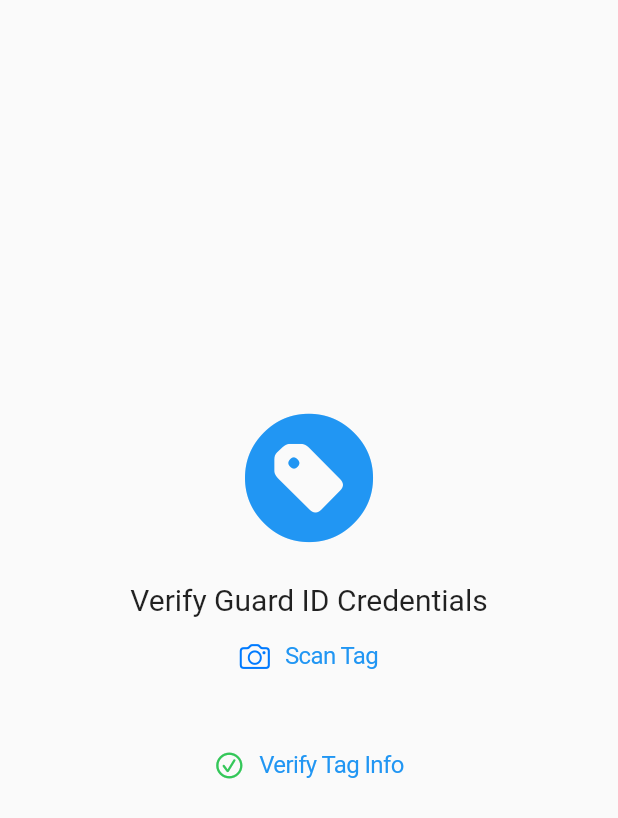
After one commit to vernonthedev/guard-tour-mobileapp, a Flutter app: the verify_guardTag screen opened directly, on a phone screen of 412 x 824 dp. The commit adds this screen. Shown: the top 818 px of the screen. Run offline on Flutter 3.47's test engine with Material 2 defaults, Android fonts, the phone set to English and light mode, and no system bars.

Commit message:
Bettered the verification id screen design

```diff
--- a/lib/screens/login.dart
+++ b/lib/screens/login.dart
@@ -1,5 +1,5 @@
 import 'package:flutter/material.dart';
-import 'verifyGuard.dart';
+import 'verify_guard.dart';
 import 'package:flutter/cupertino.dart';
 
 class LoginPage extends StatefulWidget {
@@ -81,7 +81,7 @@ class _LoginPageState extends State<LoginPage> {
                 final password = _password.text;
                 debugPrint("Site Id is: $siteID and Password is $password");
                 Navigator.of(context).push(
-                    MaterialPageRoute(builder: (context) => VerifyGuardTag()));
+                    MaterialPageRoute(builder: (context) => verify_guardTag()));
               },
               color: CupertinoColors.activeBlue,
               child: const Text("Login"), // Change button color if needed
--- /dev/null
+++ b/lib/screens/verify_guard.dart
@@ -0,0 +1,133 @@
+import 'package:codezilla/screens/home.dart';
+import 'package:flutter/material.dart';
+import 'package:flutter/cupertino.dart';
+
+import '../widgets/input_dialog.dart';
+
+class verify_guardTag extends StatefulWidget {
+  const verify_guardTag({super.key});
+
+  @override
+  _verify_guardTagState createState() => _verify_guardTagState();
+}
+
+// ignore: camel_case_types
+class _verify_guardTagState extends State<verify_guardTag> {
+  String? userInput;
+
+  _showInputDialog(BuildContext context) async {
+    final result = await showInputDialog(context);
+    setState(() {
+      userInput = result;
+    });
+  }
+
+  _navigateToDisplayHomeScreen(BuildContext context) {
+    if (userInput != null) {
+      Navigator.of(context).pushReplacement(
+        MaterialPageRoute(
+          builder: (context) {
+            return HomePage(userInput: userInput!);
+          },
+        ),
+      );
+    }
+  }
+
+  @override
+  Widget build(BuildContext context) {
+    return Scaffold(
+      body: Center(
+        child: Column(
+          mainAxisAlignment: MainAxisAlignment.center,
+          children: <Widget>[
+            const Icon(
+              CupertinoIcons.tag_circle_fill,
+              size: 100,
+              color: Colors.blue,
+            ),
+            const SizedBox(height: 20),
+            const Text(
+              'Verify Guard ID Credentials',
+              style: TextStyle(fontSize: 20),
+            ),
+            const SizedBox(
+              width: 20,
+            ),
+            CupertinoButton(
+              onPressed: () {
+                _showInputDialog(context);
+              },
+              child: Row(
+                mainAxisSize: MainAxisSize.min,
+                children: const [
+                  Icon(
+                    CupertinoIcons.camera,
+                    color: CupertinoColors.activeBlue,
+                  ),
+                  SizedBox(width: 10),
+                  Text(
+                    'Scan Tag',
+                    style: TextStyle(fontSize: 16),
+                  ),
+                ],
+              ),
+            ),
+            const SizedBox(height: 20),
+            CupertinoButton(
+              onPressed: () {
+                // Verify the tag details
+
+                // Send user to profile page
+                _navigateToDisplayHomeScreen(context);
+              },
+              child: Row(
+                mainAxisSize: MainAxisSize.min,
+                children: const [
+                  Icon(
+                    CupertinoIcons.check_mark_circled,
+                    color: CupertinoColors.activeGreen,
+                  ),
+                  SizedBox(width: 10),
+                  Text(
+                    'Verify Tag Info',
+                    style: TextStyle(fontSize: 16),
+                  ),
+                ],
+              ),
+            ),
+            const SizedBox(height: 20),
+            if (userInput != null)
+              Card(
+                margin: const EdgeInsets.all(16),
+                child: Column(
+                  children: [
+                    ListTile(
+                      title: const Text(
+                        'Security Guard Name:',
+                        style: TextStyle(fontSize: 18),
+                      ),
+                      subtitle: Text(
+                        userInput ?? 'Name Goes Here',
+                        style: const TextStyle(fontSize: 24),
+                      ),
+                    ),
+                    ListTile(
+                      title: const Text(
+                        'Guard ID Tag:',
+                        style: TextStyle(fontSize: 18),
+                      ),
+                      subtitle: Text(
+                        userInput ?? 'No Tag Id Scanned',
+                        style: const TextStyle(fontSize: 24),
+                      ),
+                    ),
+                  ],
+                ),
+              ),
+          ],
+        ),
+      ),
+    );
+  }
+}
```
Also changed, not shown: lib/screens/verifyGuard.dart (deleted, +0 -100 lines), lib/widgets/input_dialog.dart (+25 -5 lines).
